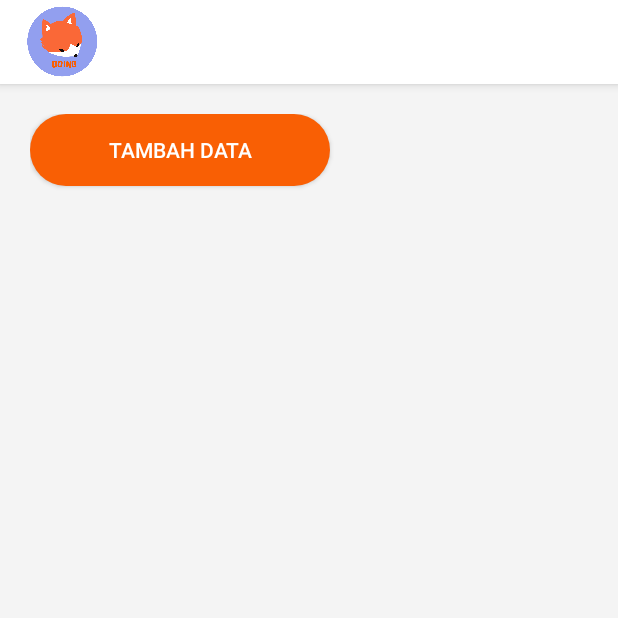
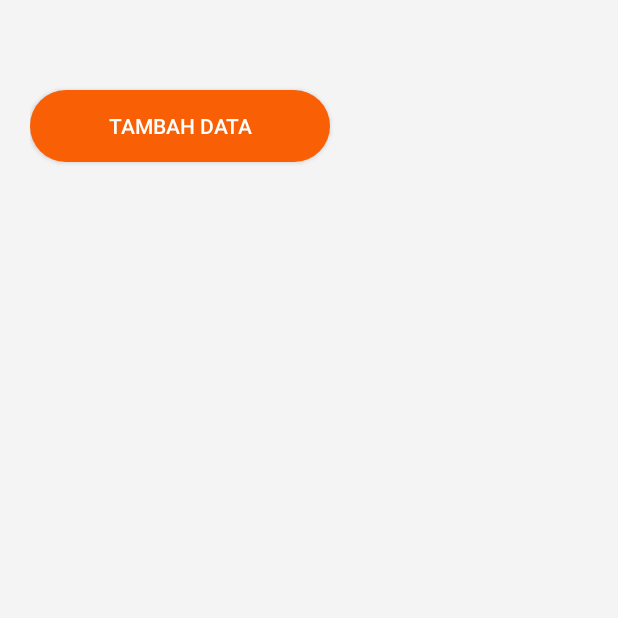
Before and after one commit to fafahirafa/ProjectUASFirebase, an Android app: the ListActivity screen opened directly, with no data from a screen before it, on a phone screen of 412 x 824 dp, the top half of it. Run offline under Robolectric (Android 15) with nearby library versions, the phone set to English and light mode, and no system bars; our stand-ins replace Firebase (no records; nobody signed in at launch, a user with empty details on screens opened directly).

Commit message:
Revert "added AppBarLayout (header)"
This reverts commit 8a0bdcfa5bb2e2f3227dcf1a3134f6e6ae1f7046.

```diff
--- a/app/src/main/java/id/ac/pnj/projectuasfirebase/ListActivity.java
+++ b/app/src/main/java/id/ac/pnj/projectuasfirebase/ListActivity.java
@@ -109,9 +109,4 @@ public class ListActivity extends AppCompatActivity {
             }
         });
     }
-
-    @Override
-    public void onBackPressed() {
-        //tidak kembali ke activity sebelumnya ketika ditekan tombol back
-    }
 }
--- a/app/src/main/java/id/ac/pnj/projectuasfirebase/MainActivity.java
+++ b/app/src/main/java/id/ac/pnj/projectuasfirebase/MainActivity.java
@@ -7,7 +7,6 @@ import android.view.View;
 import android.widget.Button;
 import android.widget.EditText;
 import android.widget.TextView;
-import android.widget.Toast;
 
 public class MainActivity extends AppCompatActivity {
     EditText edt_username,edt_password;
@@ -33,8 +32,6 @@ public class MainActivity extends AppCompatActivity {
                 if (username.equals("admin") && password.equals("123")) {
                     Intent intent = new Intent(MainActivity.this, ListActivity.class);
                     startActivity(intent);
-                } else {
-                    Toast.makeText(MainActivity.this, "Username atau email salah!", Toast.LENGTH_SHORT).show();
                 }
             }
         });
--- a/app/src/main/res/layout/activity_list.xml
+++ b/app/src/main/res/layout/activity_list.xml
@@ -6,38 +6,15 @@
     android:layout_height="match_parent"
     tools:context=".ListActivity"
     android:orientation="vertical"
-    android:background="@color/Abu">
-    <android.support.design.widget.AppBarLayout
-        android:id="@+id/appBarLayout"
-        android:layout_width="match_parent"
-        android:layout_height="wrap_content"
-        android:orientation="vertical">
-        <android.support.v7.widget.Toolbar
-            android:id="@+id/toolbar"
-            android:layout_width="match_parent"
-            android:layout_height="wrap_content"
-            android:layout_gravity="top"
-            android:background="@color/putih"
-            android:foregroundGravity="top"
-            android:gravity="top">
-            <ImageView
-                android:layout_width="50dp"
-                android:layout_height="50dp"
-                android:src="@drawable/logo1"/>
-        </android.support.v7.widget.Toolbar>
-    </android.support.design.widget.AppBarLayout>
+    android:background="@color/Abu"
+    android:padding="20dp">
 
-    <LinearLayout
-        android:layout_below="@+id/appBarLayout"
-        android:layout_width="match_parent"
-        android:layout_height="match_parent"
-        android:orientation="vertical"
-        android:padding="20dp">
     <Button
         android:id="@+id/btn_tambahData"
         android:layout_width="200dp"
         android:layout_height="wrap_content"
         android:text="Tambah Data"
+        android:layout_marginTop="40dp"
         android:background="@drawable/background_button"
         android:textColor="#ffff"/>
 
@@ -47,5 +24,4 @@
         android:layout_below="@+id/btn_tambahData"
         android:layout_width="match_parent"
         android:layout_height="wrap_content"/>
-    </LinearLayout>
 </RelativeLayout>
--- a/app/src/main/res/layout/activity_main.xml
+++ b/app/src/main/res/layout/activity_main.xml
@@ -51,7 +51,6 @@
             android:layout_width="match_parent"
             android:layout_height="wrap_content"
             android:hint="Username"
-            android:inputType="text"
             android:fontFamily="@font/roboto_regular"
             android:textSize="16sp"/>
 
```
Also changed, not shown: app/src/main/res/layout/activity_form.xml (+11 -21 lines), app/src/main/res/layout/navbar.xml (+25 -13 lines). Lines whose indentation alone changed are shown as unchanged.
